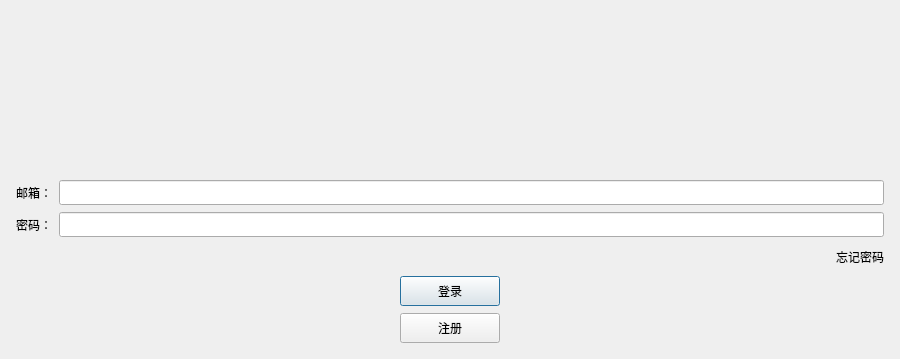
Before: the Qt Designer form Client/Form/logindialog.ui in liaoliangan/Chat, drawn with Qt 5; both pictures show x 0 to 900 and y 241 to 600 of the 900 by 600 pixel window.
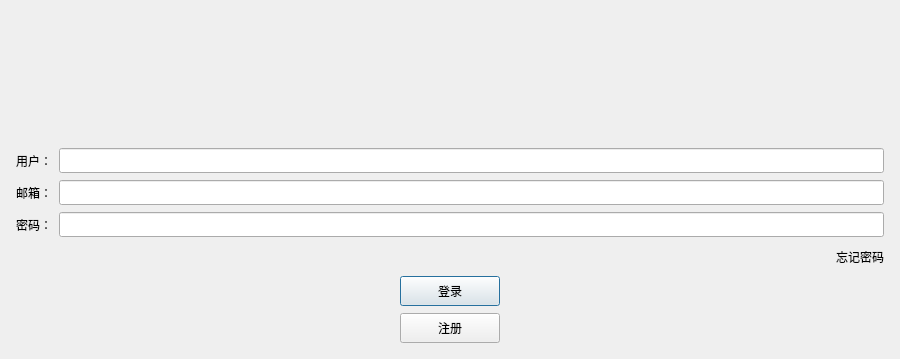
After: the same form once the commit is applied. Icons and pictures are not drawn. Custom widgets are drawn as their Qt base class.

The edit to the form file:
```diff
--- a/Client/Form/logindialog.ui
+++ b/Client/Form/logindialog.ui
@@ -97,6 +97,45 @@
        </layout>
       </widget>
      </item>
+     <item>
+      <layout class="QHBoxLayout" name="horizontalLayout_6">
+       <item>
+        <widget class="QLabel" name="user_label">
+         <property name="minimumSize">
+          <size>
+           <width>0</width>
+           <height>25</height>
+          </size>
+         </property>
+         <property name="maximumSize">
+          <size>
+           <width>16777215</width>
+           <height>25</height>
+          </size>
+         </property>
+         <property name="text">
+          <string>用户：</string>
+         </property>
+        </widget>
+       </item>
+       <item>
+        <widget class="QLineEdit" name="user_Edit">
+         <property name="minimumSize">
+          <size>
+           <width>0</width>
+           <height>25</height>
+          </size>
+         </property>
+         <property name="maximumSize">
+          <size>
+           <width>16777215</width>
+           <height>25</height>
+          </size>
+         </property>
+        </widget>
+       </item>
+      </layout>
+     </item>
      <item>
       <layout class="QHBoxLayout" name="horizontalLayout">
        <item>
```
Left out of the diff: 2 changed lines with no effect on the pictures.
